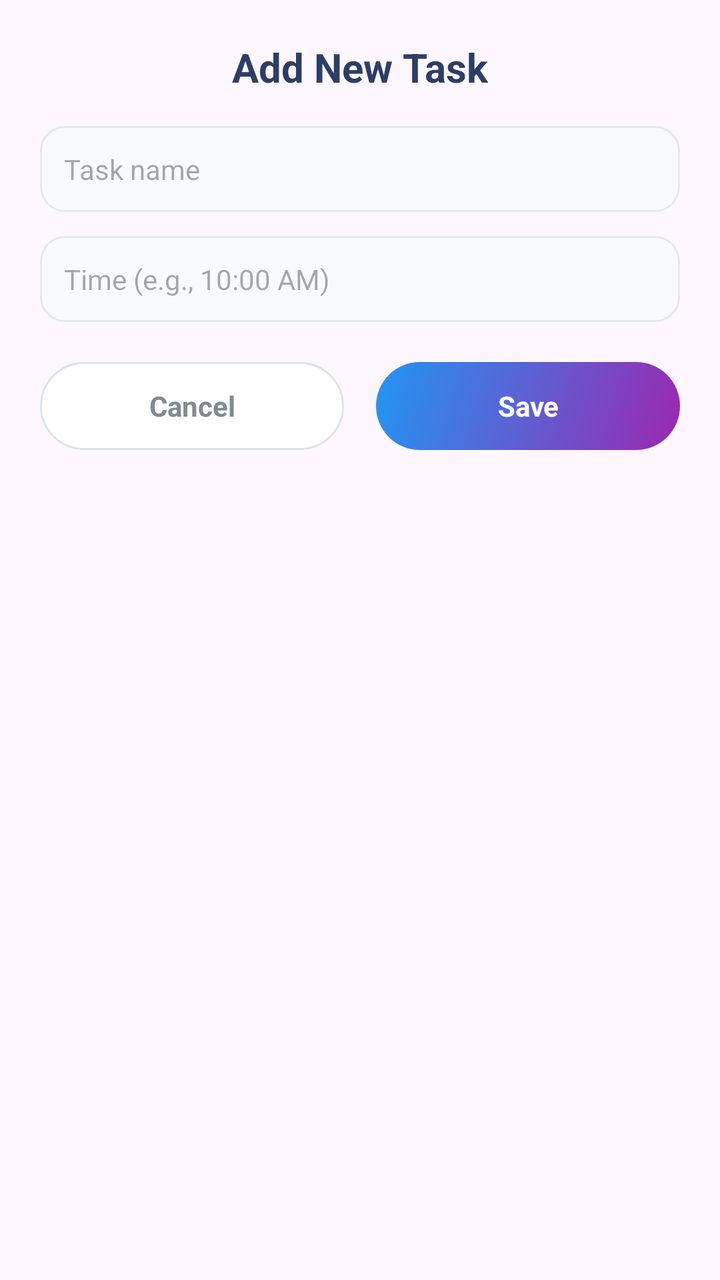
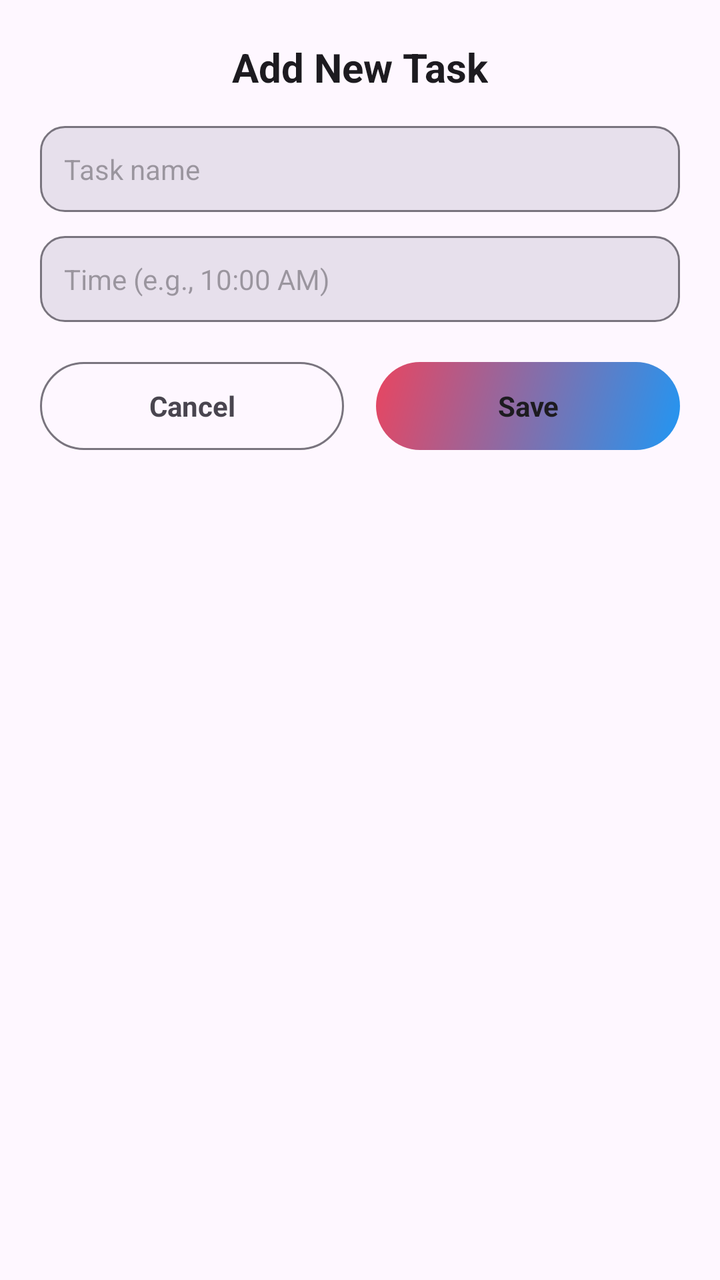

Before-and-after screenshots of an Android layout around one commit, followed by the original layout XML and the change that was made.
<!-- AndroidManifest.xml: application theme Base.Theme.DailyToDoList -->
<!-- res/layout/dialog_add_task.xml -->
<?xml version="1.0" encoding="utf-8"?>
<LinearLayout xmlns:android="http://schemas.android.com/apk/res/android"
    android:layout_width="match_parent"
    android:layout_height="wrap_content"
    android:orientation="vertical"
    android:padding="20dp">

    <TextView
        android:layout_width="wrap_content"
        android:layout_height="wrap_content"
        android:text="Add New Task"
        android:textSize="20sp"
        android:textStyle="bold"
        android:textColor="#2C3E66"
        android:layout_marginBottom="16dp"
        android:layout_gravity="center" />

    <EditText
        android:id="@+id/dialogTaskName"
        android:layout_width="match_parent"
        android:layout_height="wrap_content"
        android:hint="Task name"
        android:textSize="14sp"
        android:background="@drawable/input_field_bg"
        android:padding="12dp"
        android:layout_marginBottom="12dp" />

    <EditText
        android:id="@+id/dialogTaskTime"
        android:layout_width="match_parent"
        android:layout_height="wrap_content"
        android:hint="Time (e.g., 10:00 AM)"
        android:textSize="14sp"
        android:background="@drawable/input_field_bg"
        android:padding="12dp"
        android:layout_marginBottom="20dp" />

    <LinearLayout
        android:layout_width="match_parent"
        android:layout_height="wrap_content"
        android:orientation="horizontal">

        <TextView
            android:id="@+id/cancelButton"
            android:layout_width="0dp"
            android:layout_height="44dp"
            android:layout_weight="1"
            android:text="Cancel"
            android:textSize="14sp"
            android:textStyle="bold"
            android:textColor="#7F8C8D"
            android:gravity="center"
            android:background="@drawable/guest_button_bg"
            android:layout_marginEnd="8dp"
            android:clickable="true"
            android:focusable="true" />

        <TextView
            android:id="@+id/saveButton"
            android:layout_width="0dp"
            android:layout_height="44dp"
            android:layout_weight="1"
            android:text="Save"
            android:textSize="14sp"
            android:textStyle="bold"
            android:textColor="#FFFFFF"
            android:gravity="center"
            android:background="@drawable/login_button_gradient"
            android:layout_marginStart="8dp"
            android:clickable="true"
            android:focusable="true" />

    </LinearLayout>


</LinearLayout>
<!-- resources referenced by this layout -->
<resources>
  <!-- drawable guest_button_bg (drawable) -->
  <?xml version="1.0" encoding="utf-8"?>
  <shape xmlns:android="http://schemas.android.com/apk/res/android">
      <solid android:color="#FFFFFF" />
      <corners android:radius="25dp" />
      <stroke
          android:width="1dp"
          android:color="#DCE3EC" />
  </shape>
  <!-- drawable input_field_bg (drawable) -->
  <?xml version="1.0" encoding="utf-8"?>
  <shape xmlns:android="http://schemas.android.com/apk/res/android">
      <solid android:color="#F8FAFD" />
      <corners android:radius="12dp" />
      <stroke android:width="1dp" android:color="#E2E8F0" />
  </shape>
  <!-- drawable login_button_gradient (drawable) -->
  <?xml version="1.0" encoding="utf-8"?>
  <shape xmlns:android="http://schemas.android.com/apk/res/android">
      <gradient
          android:startColor="#9C27B0"
          android:endColor="#2196F3"
          android:angle="135"/>
      <corners android:radius="27dp" />
  </shape>
  <style name="Base.Theme.DailyToDoList" parent="Theme.Material3.DayNight.NoActionBar">
          <item name="colorPrimary">@color/default_primary</item>
          <item name="colorOnPrimary">@color/white</item>
          <item name="colorSecondary">@color/default_accent</item>
          <item name="colorOnSecondary">@color/white</item>
          <item name="android:statusBarColor">@color/default_start</item>
          <item name="android:windowLightStatusBar">true</item>
          <item name="android:navigationBarColor">@color/white</item>
          <item name="android:windowLightNavigationBar">false</item>
      </style>
  <color name="default_primary">#2196F3</color>
  <color name="white">#FFFFFFFF</color>
  <color name="default_accent">#E94560</color>
  <color name="default_start">#2196F3</color>
</resources>

<!-- the commit's change to res/layout/dialog_add_task.xml (unified diff, before → after) -->
@@ -11,7 +11,7 @@
         android:text="Add New Task"
         android:textSize="20sp"
         android:textStyle="bold"
-        android:textColor="#2C3E66"
+        android:textColor="?attr/colorOnSurface"
         android:layout_marginBottom="16dp"
         android:layout_gravity="center" />
 
@@ -48,7 +48,7 @@
             android:text="Cancel"
             android:textSize="14sp"
             android:textStyle="bold"
-            android:textColor="#7F8C8D"
+            android:textColor="?attr/colorOnSurfaceVariant"
             android:gravity="center"
             android:background="@drawable/guest_button_bg"
             android:layout_marginEnd="8dp"
@@ -63,7 +63,7 @@
             android:text="Save"
             android:textSize="14sp"
             android:textStyle="bold"
-            android:textColor="#FFFFFF"
+            android:textColor="?attr/colorOnSurface"
             android:gravity="center"
             android:background="@drawable/login_button_gradient"
             android:layout_marginStart="8dp"
<!-- resource entries referenced after the edit -->
@@ -3,25 +3,25 @@
   <!-- drawable guest_button_bg (drawable) -->
   <?xml version="1.0" encoding="utf-8"?>
   <shape xmlns:android="http://schemas.android.com/apk/res/android">
-      <solid android:color="#FFFFFF" />
+      <solid android:color="?attr/colorSurface" />
       <corners android:radius="25dp" />
       <stroke
           android:width="1dp"
-          android:color="#DCE3EC" />
+          android:color="?attr/colorOutline" />
   </shape>
   <!-- drawable input_field_bg (drawable) -->
   <?xml version="1.0" encoding="utf-8"?>
   <shape xmlns:android="http://schemas.android.com/apk/res/android">
-      <solid android:color="#F8FAFD" />
+      <solid android:color="?attr/colorSurfaceVariant" />
       <corners android:radius="12dp" />
-      <stroke android:width="1dp" android:color="#E2E8F0" />
+      <stroke android:width="1dp" android:color="?attr/colorOutline" />
   </shape>
   <!-- drawable login_button_gradient (drawable) -->
   <?xml version="1.0" encoding="utf-8"?>
   <shape xmlns:android="http://schemas.android.com/apk/res/android">
       <gradient
-          android:startColor="#9C27B0"
-          android:endColor="#2196F3"
+          android:startColor="?attr/colorPrimary"
+          android:endColor="?attr/colorSecondary"
           android:angle="135"/>
       <corners android:radius="27dp" />
   </shape>
